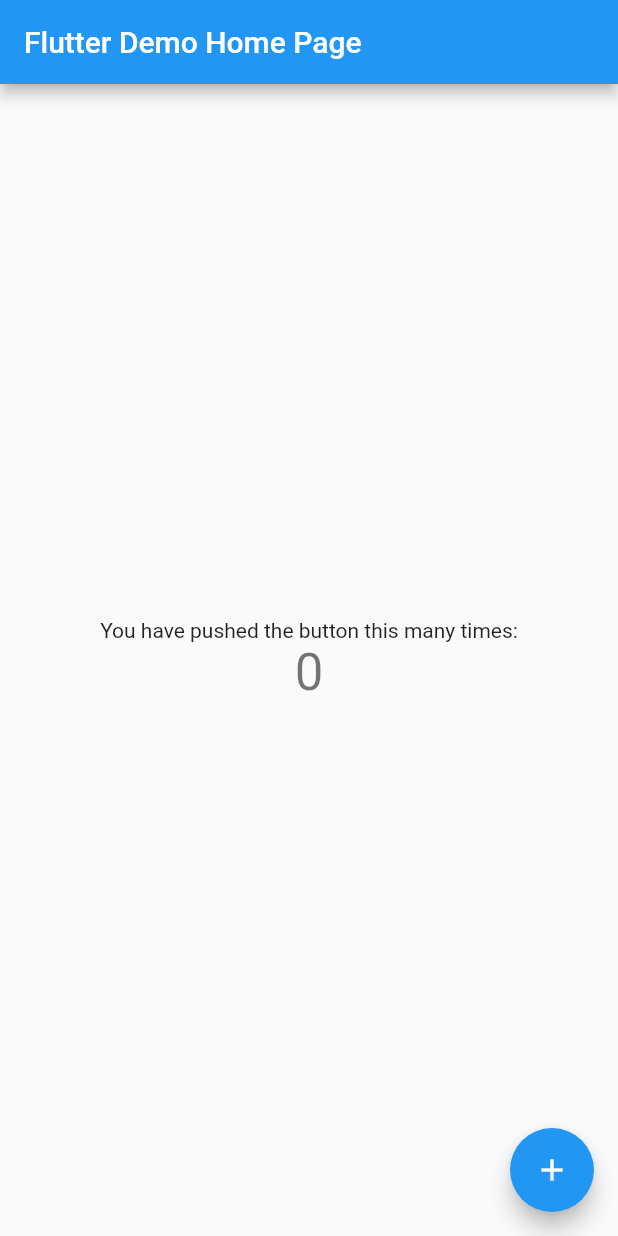
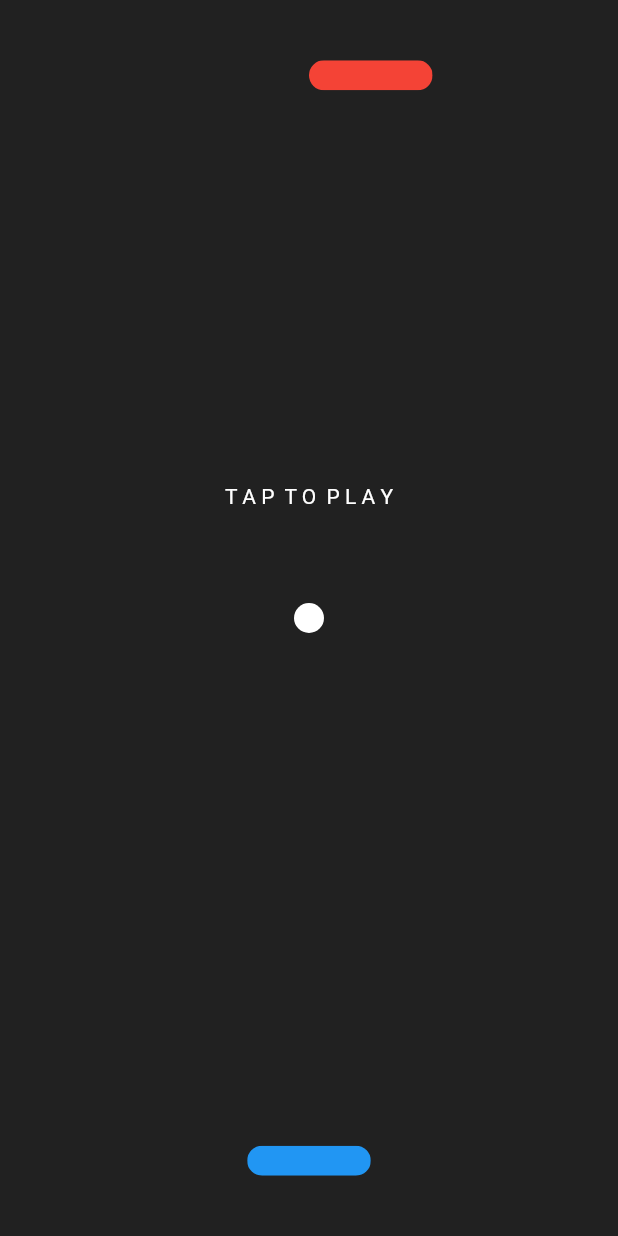
Before and after one commit to Ozodbekyum/flutter_pong, a Flutter app: the screen it shows after launch, on a phone screen of 412 x 824 dp. Run offline on Flutter 3.47's test engine with Material 2 defaults, Android fonts, the phone set to English and light mode, and no system bars.

```diff
--- /dev/null
+++ b/lib/ball.dart
@@ -0,0 +1,23 @@
+import 'package:flutter/material.dart';
+
+class MyBall extends StatelessWidget {
+  final x;
+  final y;
+
+  MyBall({this.x, this.y});
+
+  @override
+  Widget build(BuildContext context) {
+    return Container(
+      alignment: Alignment(x, y),
+      child: Container(
+        decoration: BoxDecoration(
+          shape: BoxShape.circle,
+          color: Colors.white,
+        ),
+        width: 20,
+        height: 20,
+      ),
+    );
+  }
+}
--- /dev/null
+++ b/lib/brick.dart
@@ -0,0 +1,24 @@
+import 'package:flutter/material.dart';
+
+class MyBrick extends StatelessWidget {
+  final x;
+  final y;
+  final brickWidth;
+  final color;
+  MyBrick({this.x, this.y, this.brickWidth, this.color});
+
+  @override
+  Widget build(BuildContext context) {
+    return Container(
+      alignment: Alignment((2 * x + brickWidth) / (2 - brickWidth), y),
+      child: ClipRRect(
+        borderRadius: BorderRadius.circular(10),
+        child: Container(
+          color: color,
+          height: 20,
+          width: MediaQuery.of(context).size.width / 5,
+        ),
+      ),
+    );
+  }
+}
--- /dev/null
+++ b/lib/coverscreen.dart
@@ -0,0 +1,19 @@
+import 'package:flutter/material.dart';
+
+class CoverScreen extends StatelessWidget {
+  final bool gameHasStarted;
+
+  CoverScreen({required this.gameHasStarted});
+  @override
+  Widget build(BuildContext context) {
+    return Container(
+      child: Text(
+        gameHasStarted ? '' : 'T A P  T O  P L A Y',
+        style: TextStyle(
+          color: Colors.white,
+        ),
+      ),
+      alignment: Alignment(0, -0.2),
+    );
+  }
+}
--- /dev/null
+++ b/lib/homepage.dart
@@ -0,0 +1,145 @@
+import 'dart:async';
+
+import 'package:flutter/material.dart';
+import 'package:flutter/services.dart';
+import 'package:flutter_pong/ball.dart';
+import 'package:flutter_pong/brick.dart';
+import 'package:flutter_pong/coverscreen.dart';
+
+class HomePage extends StatefulWidget {
+  const HomePage({super.key});
+
+  @override
+  State<HomePage> createState() => _HomePageState();
+}
+
+enum direction { UP, DOWN, LEFT, RIGHT }
+
+class _HomePageState extends State<HomePage> {
+  double playerX = -0.2;
+  double playerWidth = 0.4;
+  double ballX = 0;
+  double ballY = 0;
+  var ballYDirection = direction.DOWN;
+  var ballXDirection = direction.LEFT;
+
+  bool gameHasStarted = false;
+
+  void startGame() {
+    gameHasStarted = true;
+    Timer.periodic(Duration(milliseconds: 16), (timer) {
+      updateDirection();
+      moveBall();
+      if (isPlayerDead()) {
+        timer.cancel();
+        resetGame();
+      }
+    });
+  }
+
+  void resetGame() {
+    setState(() {
+      gameHasStarted = false;
+      ballX = 0;
+      ballY = 0;
+      playerX = -0.2;
+    });
+  }
+
+  bool isPlayerDead() {
+    if (ballY <= -0.8) {
+      return true;
+    }
+    return false;
+  }
+
+  void updateDirection() {
+    setState(() {
+      if (ballY >= 0.9 && playerX + playerWidth >= ballX && playerX <= ballX) {
+        ballYDirection = direction.UP;
+      } else if (ballY <= -0.9) {
+        ballYDirection = direction.DOWN;
+      }
+
+      if (ballX >= 1) {
+        ballXDirection = direction.LEFT;
+      } else if (ballX <= -1) {
+        ballXDirection = direction.RIGHT;
+      }
+    });
+  }
+
+  void moveBall() {
+    setState(() {
+      if (ballYDirection == direction.DOWN) {
+        ballY += 0.01;
+      } else if (ballYDirection == direction.UP) {
+        ballY -= 0.01;
+      }
+
+      if (ballXDirection == direction.LEFT) {
+        ballX -= 0.01;
+      } else if (ballXDirection == direction.RIGHT) {
+        ballX += 0.01;
+      }
+    });
+  }
+
+  void moveLeft() {
+    setState(() {
+      playerX -= 0.1;
+    });
+  }
+
+  void moveRight() {
+    setState(() {
+      playerX += 0.1;
+    });
+  }
+
+  @override
+  Widget build(BuildContext context) {
+    return GestureDetector(
+      onTap: startGame,
+      child: RawKeyboardListener(
+        focusNode: FocusNode(),
+        autofocus: true,
+        onKey: (event) {
+          if (event.isKeyPressed(LogicalKeyboardKey.arrowLeft)) {
+            moveLeft();
+          } else if (event.isKeyPressed(LogicalKeyboardKey.arrowRight)) {
+            moveRight();
+          }
+        },
+        child: Scaffold(
+          backgroundColor: Colors.grey[900],
+          body: Center(
+            child: Stack(
+              children: [
+                CoverScreen(
+                  gameHasStarted: gameHasStarted,
+                ),
+                MyBrick(
+                  x: 0,
+                  y: -0.9,
+                  brickWidth: playerWidth,
+                  color: Colors.red,
+                ),
+                MyBrick(
+                  x: playerX,
+                  y: 0.9,
+                  brickWidth: playerWidth,
+                  color: Colors.blue,
+                ),
+                MyBall(
+                  x: ballX,
+                  y: ballY,
+                ),
+              ],
+            ),
+          ),
+        ),
+      ),
+    );
+  }
+}
--- a/lib/main.dart
+++ b/lib/main.dart
@@ -1,4 +1,6 @@
 import 'package:flutter/material.dart';
+
+import 'homepage.dart';
 
 void main() {
   runApp(const MyApp());
@@ -11,105 +13,8 @@ class MyApp extends StatelessWidget {
   @override
   Widget build(BuildContext context) {
     return MaterialApp(
-      title: 'Flutter Demo',
-      theme: ThemeData(
-        // This is the theme of your application.
-        //
-        // Try running your application with "flutter run". You'll see the
-        // application has a blue toolbar. Then, without quitting the app, try
-        // changing the primarySwatch below to Colors.green and then invoke
-        // "hot reload" (press "r" in the console where you ran "flutter run",
-        // or simply save your changes to "hot reload" in a Flutter IDE).
-        // Notice that the counter didn't reset back to zero; the application
-        // is not restarted.
-        primarySwatch: Colors.blue,
-      ),
-      home: const MyHomePage(title: 'Flutter Demo Home Page'),
+      debugShowCheckedModeBanner: false,
+      home: HomePage(),
     );
   }
 }
-
-class MyHomePage extends StatefulWidget {
-  const MyHomePage({super.key, required this.title});
-
-  // This widget is the home page of your application. It is stateful, meaning
-  // that it has a State object (defined below) that contains fields that affect
-  // how it looks.
-
-  // This class is the configuration for the state. It holds the values (in this
-  // case the title) provided by the parent (in this case the App widget) and
-  // used by the build method of the State. Fields in a Widget subclass are
-  // always marked "final".
-
-  final String title;
-
-  @override
-  State<MyHomePage> createState() => _MyHomePageState();
-}
-
-class _MyHomePageState extends State<MyHomePage> {
-  int _counter = 0;
-
-  void _incrementCounter() {
-    setState(() {
-      // This call to setState tells the Flutter framework that something has
-      // changed in this State, which causes it to rerun the build method below
-      // so that the display can reflect the updated values. If we changed
-      // _counter without calling setState(), then the build method would not be
-      // called again, and so nothing would appear to happen.
-      _counter++;
-    });
-  }
-
-  @override
-  Widget build(BuildContext context) {
-    // This method is rerun every time setState is called, for instance as done
-    // by the _incrementCounter method above.
-    //
-    // The Flutter framework has been optimized to make rerunning build methods
-    // fast, so that you can just rebuild anything that needs updating rather
-    // than having to individually change instances of widgets.
-    return Scaffold(
-      appBar: AppBar(
-        // Here we take the value from the MyHomePage object that was created by
-        // the App.build method, and use it to set our appbar title.
-        title: Text(widget.title),
-      ),
-      body: Center(
-        // Center is a layout widget. It takes a single child and positions it
-        // in the middle of the parent.
-        child: Column(
-          // Column is also a layout widget. It takes a list of children and
-          // arranges them vertically. By default, it sizes itself to fit its
-          // children horizontally, and tries to be as tall as its parent.
-          //
-          // Invoke "debug painting" (press "p" in the console, choose the
-          // "Toggle Debug Paint" action from the Flutter Inspector in Android
-          // Studio, or the "Toggle Debug Paint" command in Visual Studio Code)
-          // to see the wireframe for each widget.
-          //
-          // Column has various properties to control how it sizes itself and
-          // how it positions its children. Here we use mainAxisAlignment to
-          // center the children vertically; the main axis here is the vertical
-          // axis because Columns are vertical (the cross axis would be
-          // horizontal).
-          mainAxisAlignment: MainAxisAlignment.center,
-          children: <Widget>[
-            const Text(
-              'You have pushed the button this many times:',
-            ),
-            Text(
-              '$_counter',
-              style: Theme.of(context).textTheme.headlineMedium,
-            ),
-          ],
-        ),
-      ),
-      floatingActionButton: FloatingActionButton(
-        onPressed: _incrementCounter,
-        tooltip: 'Increment',
-        child: const Icon(Icons.add),
-      ), // This trailing comma makes auto-formatting nicer for build methods.
-    );
-  }
-}
```
Also changed, not shown: pubspec.lock, 1 other file.
